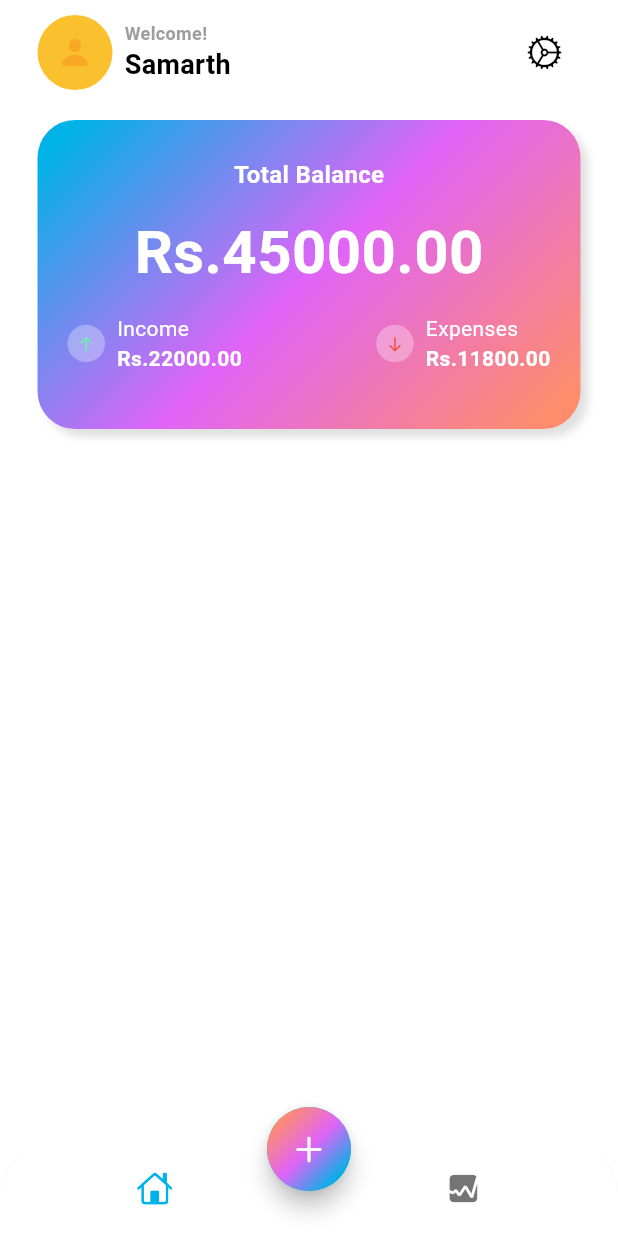
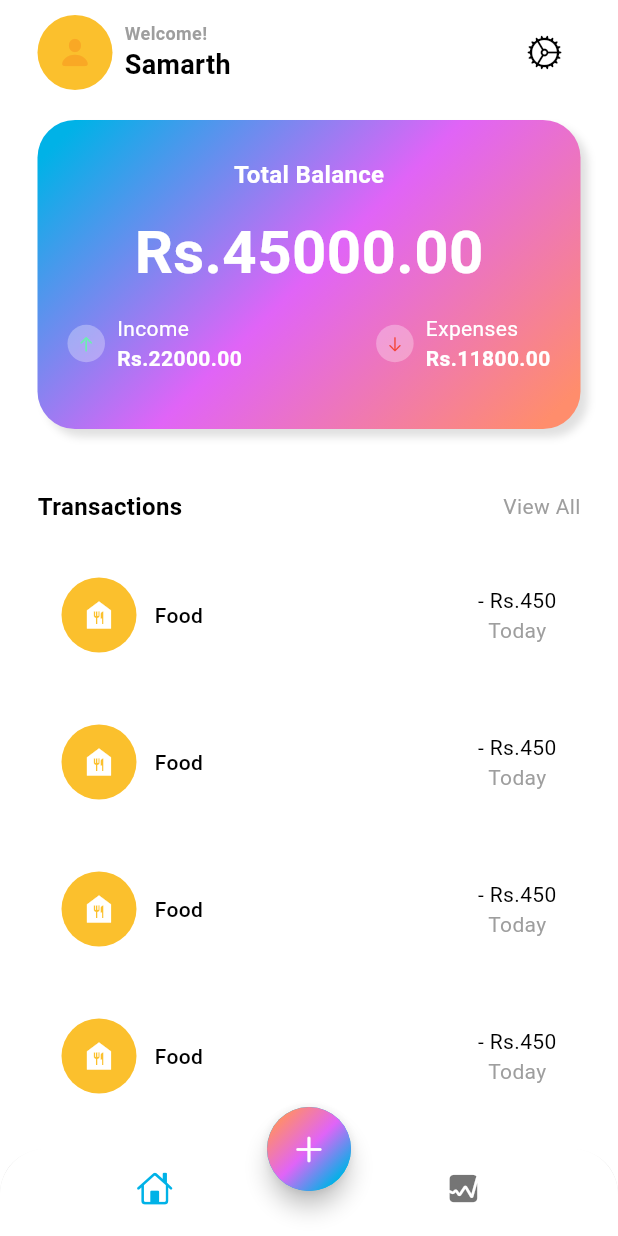
Before and after one commit to samarth-5/Expenzo, a Flutter app: the screen it shows after launch, on a phone screen of 412 x 824 dp. Run offline on Flutter 3.47's test engine with Material 3 defaults, Android fonts, the light colour scheme and no system bars.

Commit message:
completed mainScreen page

```diff
--- a/lib/screens/home/views/main_screen.dart
+++ b/lib/screens/home/views/main_screen.dart
@@ -210,6 +210,112 @@ class MainScreen extends StatelessWidget {
                 ],
               ),
             ),
+            const SizedBox(height: 40),
+            Row(
+              mainAxisAlignment: MainAxisAlignment.spaceBetween,
+              children: [
+                Text(
+                  'Transactions',
+                  style: TextStyle(
+                    fontSize: 16,
+                    color: Theme.of(context).colorScheme.onBackground,
+                    fontWeight: FontWeight.bold,
+                  ),
+                ),
+                GestureDetector(
+                  onTap: () {},
+                  child: Text(
+                    'View All',
+                    style: TextStyle(
+                      fontSize: 14,
+                      color: Theme.of(context).colorScheme.outline,
+                      fontWeight: FontWeight.w400,
+                    ),
+                  ),
+                ),
+              ],
+            ),
+            const SizedBox(height: 20),
+            Expanded(
+              child: ListView.builder(
+                itemCount: 6,
+                itemBuilder: (context, int i) {
+                  return Padding(
+                    padding: const EdgeInsets.only(bottom: 16),
+                    child: Container(
+                      decoration: BoxDecoration(
+                          color: Colors.white,
+                          borderRadius: BorderRadius.circular(12)),
+                      child: Padding(
+                        padding: const EdgeInsets.all(16.0),
+                        child: Row(
+                          mainAxisAlignment: MainAxisAlignment.spaceBetween,
+                          children: [
+                            Row(
+                              children: [
+                                Stack(
+                                  alignment: Alignment.center,
+                                  children: [
+                                    Container(
+                                      width: 50,
+                                      height: 50,
+                                      decoration: BoxDecoration(
+                                        color: Colors.yellow[700],
+                                        shape: BoxShape.circle,
+                                      ),
+                                    ),
+                                    Icon(
+                                      Icons.food_bank,
+                                      color: Colors.white,
+                                    ),
+                                  ],
+                                ),
+                                SizedBox(
+                                  width: 12,
+                                ),
+                                Text(
+                                  'Food',
+                                  style: TextStyle(
+                                    fontSize: 14,
+                                    color: Theme.of(context)
+                                        .colorScheme
+                                        .onBackground,
+                                    fontWeight: FontWeight.w500,
+                                  ),
+                                ),
+                              ],
+                            ),
+                            Column(
+                              children: [
+                                Text(
+                                  '- Rs.450',
+                                  style: TextStyle(
+                                    fontSize: 14,
+                                    color: Theme.of(context)
+                                        .colorScheme
+                                        .onBackground,
+                                    fontWeight: FontWeight.w400,
+                                  ),
+                                ),
+                                Text(
+                                  'Today',
+                                  style: TextStyle(
+                                    fontSize: 14,
+                                    color:
+                                        Theme.of(context).colorScheme.outline,
+                                    fontWeight: FontWeight.w400,
+                                  ),
+                                ),
+                              ],
+                            ),
+                          ],
+                        ),
+                      ),
+                    ),
+                  );
+                },
+              ),
+            )
           ],
         ),
       ),
```
